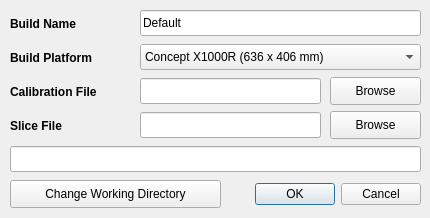
First picture: the form in gui/dialogNewBuild.ui, repository Spinarakk/defectmonitor, before the edit.
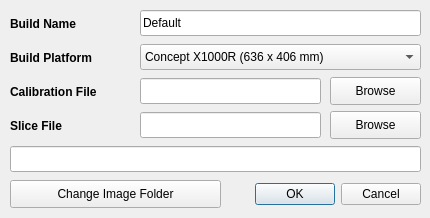
Second picture: the form after the edit. Icons and pictures are not drawn.

```diff
--- a/gui/dialogNewBuild.ui
+++ b/gui/dialogNewBuild.ui
@@ -115,7 +115,7 @@
     <string/>
    </property>
    <property name="text">
-    <string>Change Working Directory</string>
+    <string>Change Image Folder</string>
    </property>
   </widget>
   <widget class="QLabel" name="labelBuildName">
```
Left out of the diff: 10 changed lines with no effect on the pictures.
